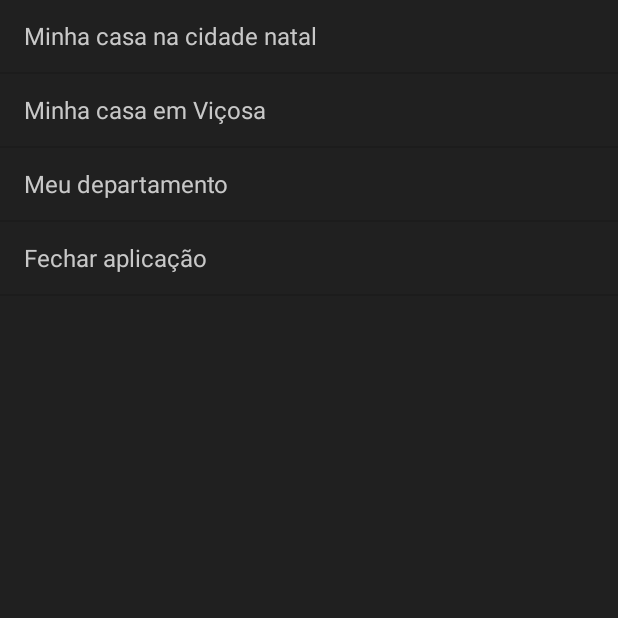
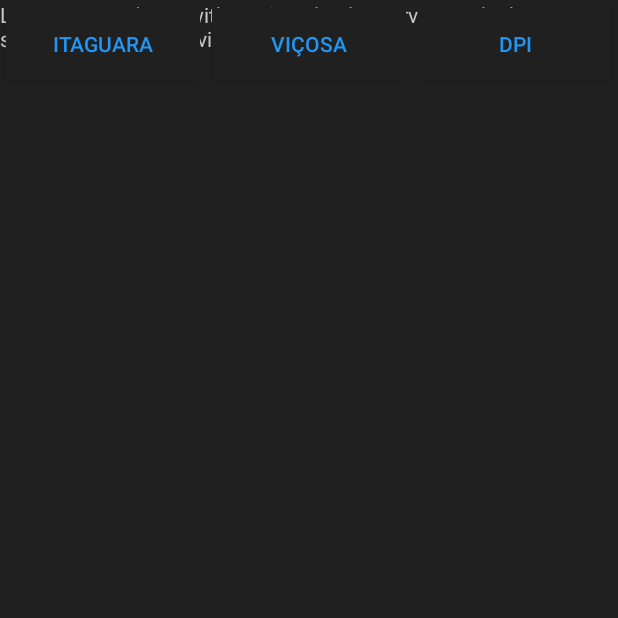
Before and after one commit to ricsonl/Locations, an Android app: the screen it shows after launch (MainActivity before the commit, MapActivity after it), after a tap on "Minha casa na cidade natal", on a phone screen of 412 x 824 dp, the top half of it. Run offline under Robolectric (Android 15) with nearby library versions, the phone set to English and light mode, and no system bars.

```diff
--- a/app/build.gradle
+++ b/app/build.gradle
@@ -5,6 +5,7 @@ android {
     buildToolsVersion "30.0.2"
 
     defaultConfig {
+        multiDexEnabled true
         applicationId "android.teste.locations"
         minSdkVersion 19
         targetSdkVersion 29
@@ -27,6 +28,7 @@ dependencies {
     implementation 'androidx.appcompat:appcompat:1.2.0'
     implementation 'androidx.constraintlayout:constraintlayout:2.0.1'
     implementation 'com.google.android.gms:play-services:12.0.1'
+    implementation 'com.android.support:multidex:1.0.3'
     testImplementation 'junit:junit:4.12'
     androidTestImplementation 'androidx.test.ext:junit:1.1.2'
     androidTestImplementation 'androidx.test.espresso:espresso-core:3.3.0'
--- a/app/src/main/AndroidManifest.xml
+++ b/app/src/main/AndroidManifest.xml
@@ -5,6 +5,7 @@
     <permission
         android:name="android.teste.locations.permission.MAPS_RECEIVE"
         android:protectionLevel="signature"/>
+
     <uses-permission android:name="android.teste.locations.permission.MAPS_RECEIVE"/>
     <uses-permission android:name="android.permission.INTERNET" />
     <uses-permission android:name="android.permission.ACCESS_NETWORK_STATE" />
--- a/app/src/main/java/android/teste/locations/MainActivity.java
+++ b/app/src/main/java/android/teste/locations/MainActivity.java
@@ -2,6 +2,7 @@ package android.teste.locations;
 
 import android.app.ListActivity;
 
+import android.content.Intent;
 import android.os.Bundle;
 import android.view.View;
 import android.widget.ArrayAdapter;
@@ -21,16 +22,30 @@ public class MainActivity extends ListActivity {
 
     @Override
     protected void onListItemClick(ListView l, View v, int position, long id){
-        if(position != l.getAdapter().getCount()-1){//Caso não seja a última opção, "Fechar aplicação"
-            String aux = l.getItemAtPosition(position).toString();
+        super.onListItemClick(l, v, position, id);
 
-            Toast t = Toast.makeText(getBaseContext(), aux,Toast.LENGTH_SHORT);
-            TextView tv = (TextView) t.getView().findViewById(android.R.id.message);
-            tv.setBackgroundColor(getResources().getColor(android.R.color.transparent));
-            tv.setTextColor(getResources().getColor(R.color.colorBackground));
-            t.show();
+        if(position != l.getAdapter().getCount()-1){// caso NAO seja a última opção, "Fechar aplicação"
+
+            String aux = l.getItemAtPosition(position).toString();// nome do item clicado
+            Bundle params = new Bundle();
+            params.putString("toastMsg", aux);// mensagem que irá aparecer no toast
+
+            switch (position){
+                case 0:
+                    params.putString("local", "ita");
+                    break;
+                case 1:
+                    params.putString("local", "vic");
+                    break;
+                case 2:
+                    params.putString("local", "dpi");
+                    break;
+            }
+            Intent it = new Intent(getBaseContext(), MapActivity.class);
+            it.putExtras(params);
+            startActivity(it);
         } else {
-            finish();
+            finishAffinity();
         }
     }
 }
--- a/app/src/main/res/layout/map_activity.xml
+++ b/app/src/main/res/layout/map_activity.xml
@@ -6,13 +6,50 @@
     android:layout_height="match_parent"
     tools:context=".MapActivity">
 
-    <TextView
-        android:layout_width="wrap_content"
+    <Button
+        android:background="@color/colorBackground"
+        android:textColor="@color/colorAccent"
+        android:text="Itaguara"
+        android:id="@+id/button_ita"
+        android:layout_width="0dp"
         android:layout_height="wrap_content"
-        android:text="Hello World!"
-        app:layout_constraintBottom_toBottomOf="parent"
-        app:layout_constraintLeft_toLeftOf="parent"
-        app:layout_constraintRight_toRightOf="parent"
-        app:layout_constraintTop_toTopOf="parent" />
+        app:layout_constraintTop_toTopOf="parent"
+        app:layout_constraintEnd_toStartOf="@id/button_vic"
+        app:layout_constraintStart_toStartOf="parent"
+        android:layout_marginHorizontal="4dp"
+        android:layout_marginTop="5dp"
+        android:onClick="onItaClick"/>
+    <Button
+        android:background="@color/colorBackground"
+        android:textColor="@color/colorAccent"
+        android:text="Viçosa"
+        android:id="@+id/button_vic"
+        android:layout_width="0dp"
+        android:layout_height="wrap_content"
+        app:layout_constraintTop_toTopOf="@id/button_ita"
+        app:layout_constraintEnd_toStartOf="@id/button_dpi"
+        app:layout_constraintStart_toEndOf="@id/button_ita"
+        android:layout_marginHorizontal="4dp"
+        android:onClick="onVicClick"/>
+    <Button
+        android:background="@color/colorBackground"
+        android:textColor="@color/colorAccent"
+        android:text="DPI"
+        android:id="@+id/button_dpi"
+        android:layout_width="0dp"
+        android:layout_height="wrap_content"
+        app:layout_constraintTop_toTopOf="@id/button_ita"
+        app:layout_constraintEnd_toEndOf="parent"
+        app:layout_constraintStart_toEndOf="@id/button_vic"
+        android:layout_marginHorizontal="4dp"
+        android:onClick="onDpiClick"/>
+
+    <fragment
+        android:id="@+id/map"
+        android:name="com.google.android.gms.maps.SupportMapFragment"
+        android:layout_width="match_parent"
+        android:layout_height="match_parent"
+        tools:layout_editor_absoluteX="-62dp"
+        tools:layout_editor_absoluteY="305dp" />
 
 </androidx.constraintlayout.widget.ConstraintLayout>
```
Also changed, not shown: app/src/main/java/android/teste/locations/MapActivity.java (+78 -1 lines).
